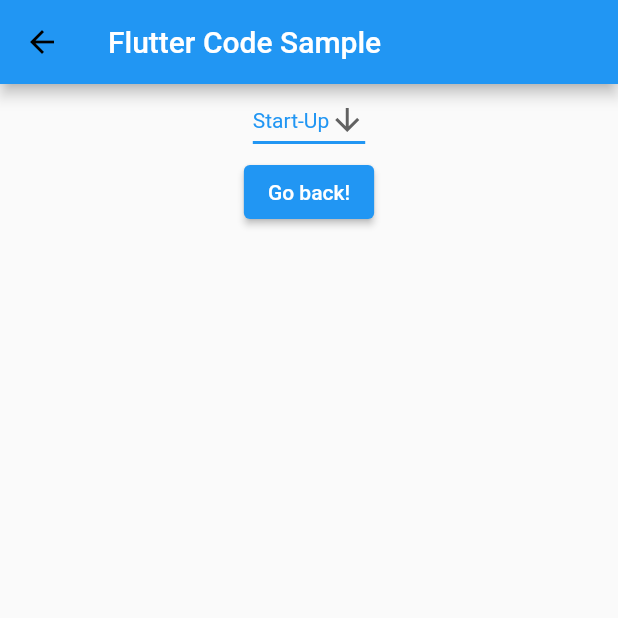
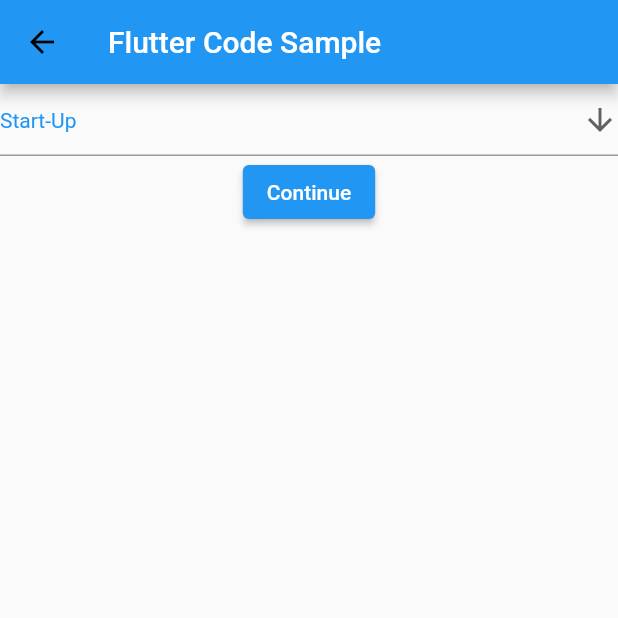
Before and after one commit to Hala-Kaisi/Fynder, a Flutter app: the screen it shows after launch, after a tap on "Sign up", on a phone screen of 412 x 824 dp, the top half of it. Run offline on Flutter 3.47's test engine with Material 2 defaults, Android fonts, the phone set to English and light mode, and no system bars.

Commit message:
Implemented information input screen and fixed drop down functionality

```diff
--- a/lib/main.dart
+++ b/lib/main.dart
@@ -1,6 +1,7 @@
 import 'package:flutter/material.dart';
 import 'package:fynder_trial/screens/chat_screen.dart';
 import 'package:fynder_trial/screens/home_page.dart';
+import 'package:fynder_trial/screens/information_page.dart';
 import 'package:fynder_trial/screens/news_section.dart';
 import 'package:fynder_trial/screens/settings_screen.dart';
 import 'package:fynder_trial/screens/sign_up.dart';
@@ -19,8 +20,9 @@ class Fynder extends StatelessWidget {
       theme: ThemeData(primarySwatch: Colors.lightBlue),
       initialRoute: '/',
       routes: {
-        '/': (context) => HomePage(),
-        '/Login': (context) => MyApp(),
+        '/': (context) => const HomePage(),
+        '/Login': (context) => const MyApp(),
+        '/info_page': (context) => const inputinfoPage(),
         //This code proves to be redundant since the changing of the routes is
         //done by sign_up.dart file
 
--- a/lib/screens/sign_up.dart
+++ b/lib/screens/sign_up.dart
@@ -3,6 +3,8 @@ import 'package:fynder_trial/screens/chat_screen.dart';
 import 'package:fynder_trial/screens/news_section.dart';
 import 'package:fynder_trial/screens/settings_screen.dart';
 import 'package:fynder_trial/screens/swipe_screen.dart';
+
+import 'information_page.dart';
 
 void main() => runApp(const MyApp());
 
@@ -17,6 +19,7 @@ class MyApp extends StatelessWidget {
       title: _title,
       routes: {
         '/Sign_Up': (context) => SignUpPage(),
+        '/info_page': (context) => inputinfoPage(),
         '/Home_Screen': (context) => SwipeScreen(),
         '/Chat': (context) => ChatScreen(),
         '/NewsSection': (context) => NewsScreen(),
@@ -43,7 +46,8 @@ class _MyStatefulWidgetState extends State<MyStatefulWidget> {
 
   @override
   Widget build(BuildContext context) {
-    return Padding(
+    return Scaffold(
+      body: Padding(
           padding: const EdgeInsets.all(10),
           child: ListView(
             children: <Widget>[
@@ -116,7 +120,8 @@ class _MyStatefulWidgetState extends State<MyStatefulWidget> {
                 mainAxisAlignment: MainAxisAlignment.center,
               ),
             ],
-        ));
+          )),
+    );
   }
 }
 
@@ -127,6 +132,9 @@ class SignUpPage extends StatelessWidget {
   @override
   Widget build(BuildContext context) {
     return MaterialApp(
+      routes: {
+        '/info_page': (context) => inputinfoPage(),
+      },
       title: _title,
       home: Scaffold(
         appBar: AppBar(
@@ -144,8 +152,10 @@ class SignUpPage extends StatelessWidget {
               //chosen between Start-Up or Investor but for now it just takes
               //you back to the login screen
               ElevatedButton(
-                  onPressed: () => Navigator.pop(context),
-                  child: const Text('Go back!')),
+                  onPressed: () {
+                    Navigator.pushNamed(context, '/info_page');
+                  },
+                  child: const Text('Continue')),
             ],
           ),
           alignment: Alignment.topCenter,
@@ -188,18 +198,20 @@ class _SignUpPageStatefulWidgetState extends State<SignUpPageStatefulWidget> {
   @override
   Widget build(BuildContext context) {
     String dropdownValue = 'Start-Up';
-    return DropdownButton<String>(
+    String changedValue = '';
+    return DropdownButtonFormField<String>(
       value: dropdownValue,
       icon: const Icon(Icons.arrow_downward),
       elevation: 16,
       style: const TextStyle(color: Colors.blue),
-      underline: Container(
+      /*underline: Container(
         height: 2,
         color: Colors.blue,
-      ),
+      ),*/
       onChanged: (String? newValue) {
+        changedValue = newValue!;
         setState(() {
-          dropdownValue = newValue!;
+          dropdownValue = changedValue;
         });
       },
       items: <String>['Start-Up', 'Investor']
```
Also changed, not shown: lib/screens/information_page.dart (added, +25 -0 lines). Lines whose indentation alone changed are shown as unchanged.
